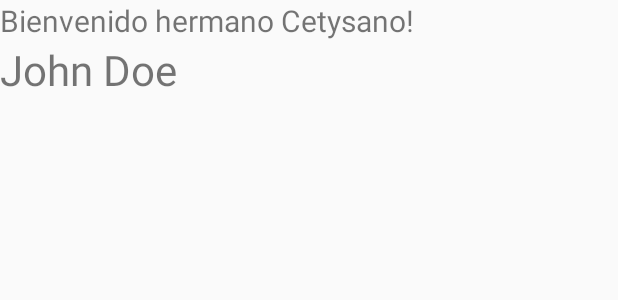
After one commit to angelofdeathv1/IDG195-G7-Arambula, an Android app: the layout activity_main_menu.xml on its own in the app's theme, with its tools: preview values and no code run, on a phone screen of 412 x 824 dp. The commit adds this screen. Shown: the top 300 px of the screen. Run offline under Robolectric (Android 15) with nearby library versions, the phone set to English and light mode, and no system bars; network calls fail.

Commit message:
Added parcelable class, second activity for reference

```diff
--- a/MiCampus/app/build.gradle
+++ b/MiCampus/app/build.gradle
@@ -22,9 +22,13 @@ android {
     }
 }
 
+androidExtensions {
+    experimental = true
+}
+
 dependencies {
     implementation fileTree(dir: 'libs', include: ['*.jar'])
-    implementation"org.jetbrains.kotlin:kotlin-stdlib-jdk7:$kotlin_version"
+    implementation "org.jetbrains.kotlin:kotlin-stdlib-jdk7:$kotlin_version"
     implementation 'com.android.support:appcompat-v7:28.0.0-rc02'
     implementation 'com.android.support.constraint:constraint-layout:1.1.2'
     implementation 'com.android.support:design:28.0.0-rc01'
--- a/MiCampus/app/src/main/AndroidManifest.xml
+++ b/MiCampus/app/src/main/AndroidManifest.xml
@@ -5,13 +5,13 @@
     <uses-permission android:name="android.permission.INTERNET" />
 
     <application
-        android:usesCleartextTraffic="true"
         android:allowBackup="true"
         android:icon="@mipmap/ic_launcher"
         android:label="@string/app_name"
         android:roundIcon="@mipmap/ic_launcher_round"
         android:supportsRtl="true"
-        android:theme="@style/AppTheme">
+        android:theme="@style/AppTheme"
+        android:usesCleartextTraffic="true">
         <activity
             android:name=".view.MainActivity"
             android:label="@string/app_name"
@@ -22,6 +22,7 @@
                 <category android:name="android.intent.category.LAUNCHER" />
             </intent-filter>
         </activity>
+        <activity android:name=".view.MainMenuActivity"></activity>
     </application>
 
 </manifest>
--- a/MiCampus/app/src/main/java/mx/cetys/arambula/angel/micampus/model/EndPoints.kt
+++ b/MiCampus/app/src/main/java/mx/cetys/arambula/angel/micampus/model/EndPoints.kt
@@ -3,5 +3,6 @@ package mx.cetys.arambula.angel.micampus.model
 import java.net.URL
 
 enum class EndPoints(val url: URL) {
-    PERFIL(URL("http://138.68.231.116:5000/perfil"))
+    PERFIL(URL("http://138.68.231.116:5000/perfil")),
+    PLANDEESTUDIOS(URL("http://138.68.231.116:5000/plan"))
 }
--- a/MiCampus/app/src/main/java/mx/cetys/arambula/angel/micampus/model/Perfil.kt
+++ b/MiCampus/app/src/main/java/mx/cetys/arambula/angel/micampus/model/Perfil.kt
@@ -1,7 +1,10 @@
 package mx.cetys.arambula.angel.micampus.model
 
+import android.os.Parcelable
+import kotlinx.android.parcel.Parcelize
 import com.google.gson.annotations.SerializedName
 
+@Parcelize
 data class Perfil(
         @SerializedName("id")
         val id: String,
@@ -23,4 +26,4 @@ data class Perfil(
         val padre: Tutor,
         @SerializedName("Madre")
         val madre: Tutor
-)
+) : Parcelable
--- a/MiCampus/app/src/main/java/mx/cetys/arambula/angel/micampus/model/Tutor.kt
+++ b/MiCampus/app/src/main/java/mx/cetys/arambula/angel/micampus/model/Tutor.kt
@@ -1,5 +1,8 @@
 package mx.cetys.arambula.angel.micampus.model
 
+import android.os.Parcelable
 import com.google.gson.annotations.SerializedName
+import kotlinx.android.parcel.Parcelize
 
-data class Tutor(@SerializedName("nombre") val nombre: String)
+@Parcelize
+data class Tutor(@SerializedName("nombre") val nombre: String) : Parcelable
--- /dev/null
+++ b/MiCampus/app/src/main/res/layout/activity_main_menu.xml
@@ -0,0 +1,23 @@
+<?xml version="1.0" encoding="utf-8"?>
+<android.support.v7.widget.LinearLayoutCompat xmlns:android="http://schemas.android.com/apk/res/android"
+    xmlns:app="http://schemas.android.com/apk/res-auto"
+    xmlns:tools="http://schemas.android.com/tools"
+    android:layout_width="match_parent"
+    android:layout_height="match_parent"
+    android:orientation="vertical"
+    tools:context=".view.MainMenuActivity">
+
+    <TextView
+        android:layout_width="match_parent"
+        android:layout_height="wrap_content"
+        android:text="Bienvenido hermano Cetysano!"
+        android:textSize="20dp" />
+
+    <TextView
+        android:id="@+id/txt_logged_user"
+        android:layout_width="match_parent"
+        android:layout_height="wrap_content"
+        android:text="John Doe"
+        android:textSize="28dp" />
+
+</android.support.v7.widget.LinearLayoutCompat>
```
Also changed, not shown: MiCampus/app/src/main/java/mx/cetys/arambula/angel/micampus/view/MainActivity.kt (+18 -4 lines), MiCampus/app/src/main/java/mx/cetys/arambula/angel/micampus/view/MainMenuActivity.kt (added, +17 -0 lines), 1 other file.
